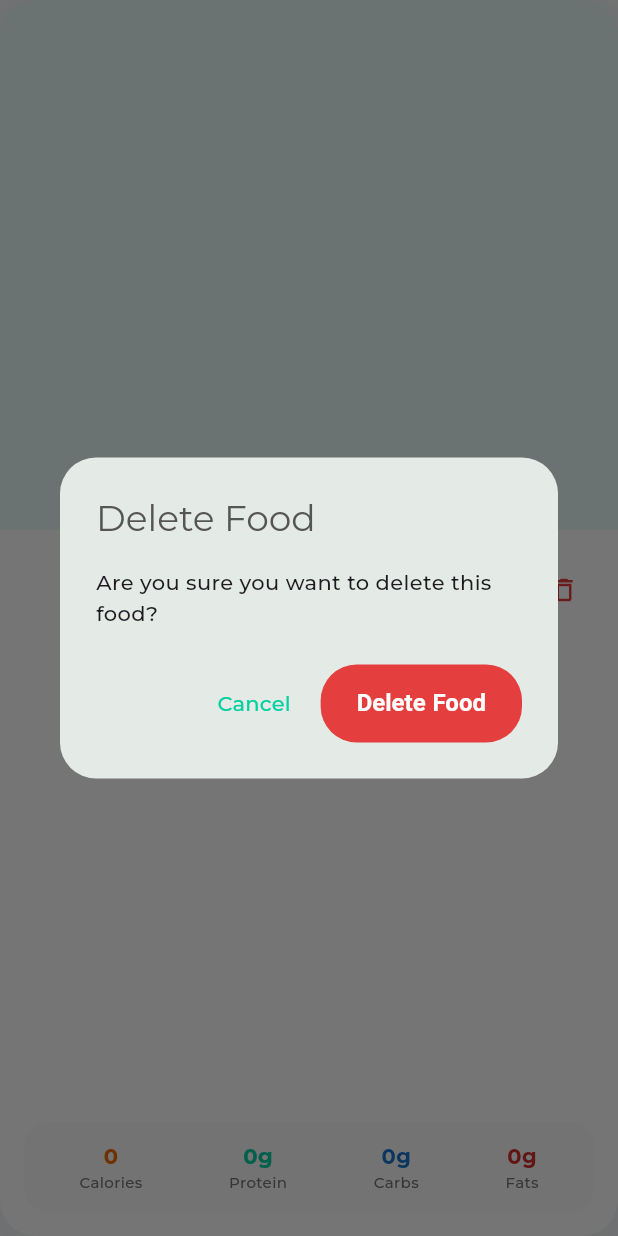
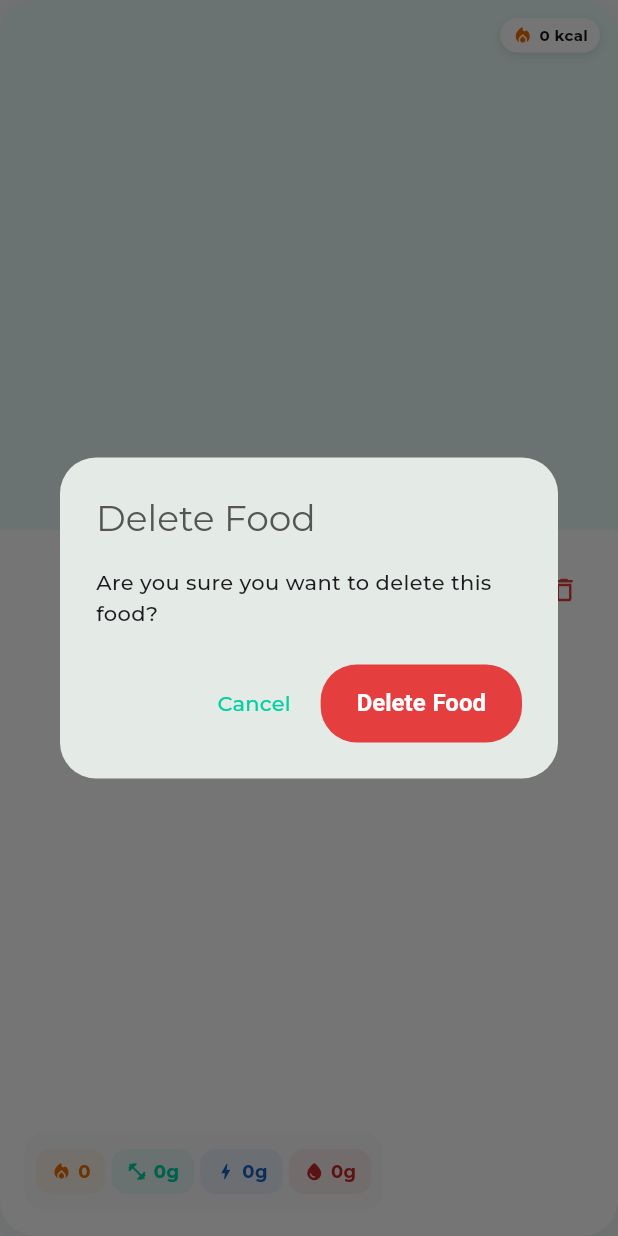
Before and after one commit to juninmd/my-food, a Flutter app: the FoodCatalogCard widget shown alone on an empty page, opened directly with empty values, after a tap on the "delete outline" icon, on a phone screen of 412 x 824 dp. Run offline on Flutter 3.47's test engine with Material 3 defaults, Android fonts, the phone set to English and light mode, and no system bars; our stand-ins replace carousel_slider, google_fonts, image_picker, percent_indicator, shared_preferences; accounts and stored records are empty; network calls fail.

Commit message:
feat: modernize food catalog and form UI (#227)
- Refactored `FoodCatalogCardDetails` to use the global `buildMacroBadge` widget with icons instead of heavy text layout.
- Restructured `FoodCatalogCardImage` to include a floating, semi-transparent calorie badge that looks more modern.
- Transformed `FoodFormNutritionFields` from a static `Row` based layout to a fully responsive `Wrap` utilizing `LayoutBuilder`, enhancing usability on varied screens.
- Extended `buildMacroBadge` to optionally render localized labels beneath values.
- Removed outdated tech debt notifications from `README.md` and `README.pt.md` as the components no longer exceed the 150-line limit.
- Verified components and ensured all 50 widget and unit tests pass successfully.

Co-authored-by: google-labs-jules[bot] <161369871+google-labs-jules[bot]@users.noreply.github.com>

```diff
--- a/lib/widgets/food_catalog_card.dart
+++ b/lib/widgets/food_catalog_card.dart
@@ -49,6 +49,7 @@ class FoodCatalogCard extends StatelessWidget {
                 child: FoodCatalogCardImage(
                   imageBase64: food.imageBase64,
                   colorScheme: colorScheme,
+                  calories: food.calories,
                 ),
               ),
               Expanded(
--- a/lib/widgets/food_catalog_card_details.dart
+++ b/lib/widgets/food_catalog_card_details.dart
@@ -2,6 +2,7 @@ import 'package:flutter/material.dart';
 import 'package:webdiet/l10n/generated/app_localizations.dart';
 import 'package:webdiet/models/food_item.dart';
 import 'package:webdiet/widgets/food_catalog_delete_dialog.dart';
+import 'package:webdiet/widgets/macro_badge.dart';
 
 class FoodCatalogCardDetails extends StatelessWidget {
   final FoodItem food;
@@ -15,7 +16,6 @@ class FoodCatalogCardDetails extends StatelessWidget {
 
   @override
   Widget build(BuildContext context) {
-    final l10n = AppLocalizations.of(context)!;
     final theme = Theme.of(context);
     final colorScheme = theme.colorScheme;
 
@@ -52,7 +52,7 @@ class FoodCatalogCardDetails extends StatelessWidget {
                       size: 20,
                     ),
                     onPressed: () {
-                      showFoodDeleteDialog(context, l10n, onDelete);
+                      showFoodDeleteDialog(context, AppLocalizations.of(context)!, onDelete);
                     },
                     constraints: const BoxConstraints(),
                     padding: const EdgeInsets.only(left: 8),
@@ -81,32 +81,38 @@ class FoodCatalogCardDetails extends StatelessWidget {
               ),
               borderRadius: BorderRadius.circular(16),
             ),
-            child: Row(
-              mainAxisAlignment: MainAxisAlignment.spaceAround,
+            child: Wrap(
+              spacing: 4,
+              runSpacing: 4,
+              alignment: WrapAlignment.center,
               children: [
-                _buildMacroStat(
+                buildMacroBadge(
                   context,
                   '${food.calories}',
-                  l10n.caloriesTitle,
                   Colors.orange.shade800,
+                  Colors.orange.withValues(alpha: 0.08),
+                  icon: Icons.local_fire_department_rounded,
                 ),
-                _buildMacroStat(
+                buildMacroBadge(
                   context,
                   '${food.protein}g',
-                  l10n.macroProtein,
                   colorScheme.primary,
+                  colorScheme.primary.withValues(alpha: 0.08),
+                  icon: Icons.fitness_center_rounded,
                 ),
-                _buildMacroStat(
+                buildMacroBadge(
                   context,
                   '${food.carbs}g',
-                  l10n.macroCarbs,
-                  Colors.blue.shade700,
+                  Colors.blue.shade800,
+                  Colors.blue.withValues(alpha: 0.08),
+                  icon: Icons.bolt_rounded,
                 ),
-                _buildMacroStat(
+                buildMacroBadge(
                   context,
                   '${food.fat}g',
-                  l10n.macroFat,
-                  Colors.red.shade700,
+                  Colors.red.shade800,
+                  Colors.red.withValues(alpha: 0.08),
+                  icon: Icons.water_drop_rounded,
                 ),
               ],
             ),
@@ -115,33 +121,4 @@ class FoodCatalogCardDetails extends StatelessWidget {
       ),
     );
   }
-
-  Widget _buildMacroStat(
-    BuildContext context,
-    String value,
-    String label,
-    Color color,
-  ) {
-    return Column(
-      mainAxisSize: MainAxisSize.min,
-      children: [
-        Text(
-          value,
-          style: TextStyle(
-            fontWeight: FontWeight.bold,
-            color: color,
-            fontSize: 14,
-          ),
-        ),
-        Text(
-          label,
-          style: TextStyle(
-            color: Colors.grey.shade600,
-            fontSize: 10,
-            fontWeight: FontWeight.w500,
-          ),
-        ),
-      ],
-    );
-  }
 }
--- a/lib/widgets/food_catalog_card_image.dart
+++ b/lib/widgets/food_catalog_card_image.dart
@@ -4,16 +4,21 @@ import 'package:flutter/material.dart';
 class FoodCatalogCardImage extends StatelessWidget {
   final String? imageBase64;
   final ColorScheme colorScheme;
+  final int calories;
 
   const FoodCatalogCardImage({
     super.key,
     required this.imageBase64,
     required this.colorScheme,
+    required this.calories,
   });
 
   @override
   Widget build(BuildContext context) {
-    return Container(
+    return Stack(
+      fit: StackFit.expand,
+      children: [
+        Container(
           decoration: BoxDecoration(
             color: colorScheme.primary.withValues(alpha: 0.1),
             image: imageBase64 != null
@@ -30,6 +35,45 @@ class FoodCatalogCardImage extends StatelessWidget {
                   size: 48,
                 )
               : null,
+        ),
+        Positioned(
+          top: 12,
+          right: 12,
+          child: Container(
+            padding: const EdgeInsets.symmetric(horizontal: 8, vertical: 4),
+            decoration: BoxDecoration(
+              color: colorScheme.surface,
+              borderRadius: BorderRadius.circular(12),
+              boxShadow: [
+                BoxShadow(
+                  color: Colors.black.withValues(alpha: 0.1),
+                  blurRadius: 4,
+                  offset: const Offset(0, 2),
+                ),
+              ],
+            ),
+            child: Row(
+              mainAxisSize: MainAxisSize.min,
+              children: [
+                Icon(
+                  Icons.local_fire_department_rounded,
+                  size: 14,
+                  color: Colors.orange.shade800,
+                ),
+                const SizedBox(width: 4),
+                Text(
+                  '$calories kcal',
+                  style: TextStyle(
+                    fontSize: 10,
+                    fontWeight: FontWeight.bold,
+                    color: colorScheme.onSurface,
+                  ),
+                ),
+              ],
+            ),
+          ),
+        ),
+      ],
     );
   }
 }
--- a/lib/widgets/food_form_nutrition_fields.dart
+++ b/lib/widgets/food_form_nutrition_fields.dart
@@ -38,11 +38,16 @@ class FoodFormNutritionFields extends StatelessWidget {
               color: colorScheme.surfaceContainerHighest,
             ),
           ),
-          child: Column(
-            children: [
-              Row(
+          child: LayoutBuilder(
+            builder: (context, constraints) {
+              final isSmall = constraints.maxWidth < 300;
+              final itemWidth = isSmall ? constraints.maxWidth : (constraints.maxWidth - 16) / 2;
+              return Wrap(
+                spacing: 16,
+                runSpacing: 16,
                 children: [
-                  Expanded(
+                  SizedBox(
+                    width: itemWidth,
                     child: buildTextField(
                       context: context,
                       controller: calController,
@@ -51,8 +56,8 @@ class FoodFormNutritionFields extends StatelessWidget {
                       keyboardType: TextInputType.number,
                     ),
                   ),
-                  const SizedBox(width: 16),
-                  Expanded(
+                  SizedBox(
+                    width: itemWidth,
                     child: buildTextField(
                       context: context,
                       controller: proteinController,
@@ -61,12 +66,8 @@ class FoodFormNutritionFields extends StatelessWidget {
                       keyboardType: TextInputType.number,
                     ),
                   ),
-                ],
-              ),
-              const SizedBox(height: 16),
-              Row(
-                children: [
-                  Expanded(
+                  SizedBox(
+                    width: itemWidth,
                     child: buildTextField(
                       context: context,
                       controller: carbsController,
@@ -75,8 +76,8 @@ class FoodFormNutritionFields extends StatelessWidget {
                       keyboardType: TextInputType.number,
                     ),
                   ),
-                  const SizedBox(width: 16),
-                  Expanded(
+                  SizedBox(
+                    width: itemWidth,
                     child: buildTextField(
                       context: context,
                       controller: fatController,
@@ -86,8 +87,8 @@ class FoodFormNutritionFields extends StatelessWidget {
                     ),
                   ),
                 ],
-              ),
-            ],
+              );
+            },
           ),
         ),
       ],
--- a/lib/widgets/macro_badge.dart
+++ b/lib/widgets/macro_badge.dart
@@ -2,7 +2,7 @@ import 'package:flutter/material.dart';
 
 Widget buildMacroBadge(
     BuildContext context, String text, Color color, Color bgColor,
-    {IconData? icon}) {
+    {IconData? icon, String? label}) {
   return Container(
     padding: const EdgeInsets.symmetric(horizontal: 10, vertical: 6),
     decoration: BoxDecoration(
@@ -16,6 +16,29 @@ Widget buildMacroBadge(
           Icon(icon, size: 14, color: color),
           const SizedBox(width: 4),
         ],
+        if (label != null)
+          Column(
+            mainAxisSize: MainAxisSize.min,
+            children: [
+              Text(
+                text,
+                style: TextStyle(
+                  fontSize: 12,
+                  fontWeight: FontWeight.w700,
+                  color: color,
+                ),
+              ),
+              Text(
+                label,
+                style: TextStyle(
+                  fontSize: 10,
+                  fontWeight: FontWeight.w500,
+                  color: Colors.grey.shade600,
+                ),
+              ),
+            ],
+          )
+        else
           Text(
             text,
             style: TextStyle(
```
Also changed, not shown: 2 other files. Lines whose indentation alone changed are shown as unchanged.
